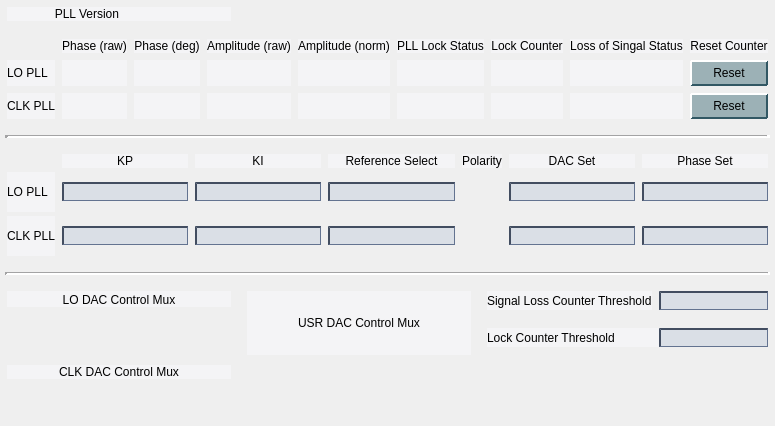
Before: the Qt Designer form new_look/pll.ui in cristinasewell/ATCA_PyDM_Screens, drawn with Qt 5.
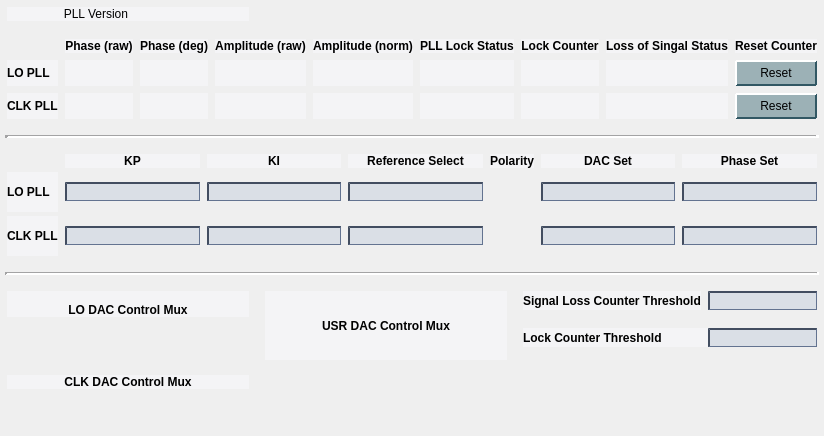
After: the same form once the commit is applied. Custom widgets are drawn as their Qt base class.

```diff
--- a/new_look/pll.ui
+++ b/new_look/pll.ui
@@ -7,7 +7,7 @@
     <x>0</x>
     <y>0</y>
     <width>733</width>
-    <height>408</height>
+    <height>436</height>
    </rect>
   </property>
   <property name="windowTitle">
@@ -263,6 +263,12 @@
      </property>
      <item>
       <widget class="QLabel" name="label_23">
+       <property name="font">
+        <font>
+         <weight>75</weight>
+         <bold>true</bold>
+        </font>
+       </property>
        <property name="text">
         <string>CLK DAC Control Mux</string>
        </property>
@@ -335,6 +341,12 @@
      </property>
      <item>
       <widget class="QLabel" name="label_25">
+       <property name="font">
+        <font>
+         <weight>75</weight>
+         <bold>true</bold>
+        </font>
+       </property>
        <property name="text">
         <string>Lock Counter Threshold</string>
        </property>
@@ -351,6 +363,9 @@
        <property name="toolTip">
         <string/>
        </property>
+       <property name="alignment">
+        <set>Qt::AlignCenter</set>
+       </property>
        <property name="channel" stdset="0">
         <string>ca://${DEVICE}:LOSS_THRESHOLD</string>
        </property>
@@ -393,6 +408,12 @@
      </item>
      <item row="1" column="0">
       <widget class="QLabel" name="label_16">
+       <property name="font">
+        <font>
+         <weight>75</weight>
+         <bold>true</bold>
+        </font>
+       </property>
        <property name="text">
         <string>LO PLL</string>
        </property>
@@ -449,6 +470,9 @@
        <property name="toolTip">
         <string/>
        </property>
+       <property name="alignment">
+        <set>Qt::AlignCenter</set>
+       </property>
        <property name="channel" stdset="0">
         <string>ca://${DEVICE}:LO_KI</string>
        </property>
@@ -456,6 +480,12 @@
      </item>
      <item row="2" column="0">
       <widget class="QLabel" name="label_17">
+       <property name="font">
+        <font>
+         <weight>75</weight>
+         <bold>true</bold>
+        </font>
+       </property>
        <property name="text">
         <string>CLK PLL</string>
        </property>
@@ -463,6 +493,12 @@
      </item>
      <item row="0" column="4">
       <widget class="QLabel" name="label_19">
+       <property name="font">
+        <font>
+         <weight>75</weight>
+         <bold>true</bold>
+        </font>
+       </property>
        <property name="text">
         <string>Polarity</string>
        </property>
@@ -499,6 +535,12 @@
      </item>
      <item row="0" column="3">
       <widget class="QLabel" name="label_18">
+       <property name="font">
+        <font>
+         <weight>75</weight>
+         <bold>true</bold>
+        </font>
+       </property>
        <property name="text">
         <string>Reference Select</string>
        </property>
@@ -509,6 +551,12 @@
      </item>
      <item row="0" column="5">
       <widget class="QLabel" name="label_20">
+       <property name="font">
+        <font>
+         <weight>75</weight>
+         <bold>true</bold>
+        </font>
+       </property>
        <property name="text">
         <string>DAC Set</string>
        </property>
@@ -545,6 +593,12 @@
      </item>
      <item row="0" column="6">
       <widget class="QLabel" name="label_21">
+       <property name="font">
+        <font>
+         <weight>75</weight>
+         <bold>true</bold>
+        </font>
+       </property>
        <property name="text">
         <string>Phase Set</string>
        </property>
@@ -558,6 +612,9 @@
        <property name="toolTip">
         <string/>
        </property>
+       <property name="alignment">
+        <set>Qt::AlignCenter</set>
+       </property>
        <property name="channel" stdset="0">
         <string>ca://${DEVICE}:CLOCK_KI</string>
        </property>
@@ -627,6 +684,9 @@
        <property name="toolTip">
         <string/>
        </property>
+       <property name="alignment">
+        <set>Qt::AlignCenter</set>
+       </property>
        <property name="channel" stdset="0">
         <string>ca://${DEVICE}:CLOCK_KP</string>
        </property>
@@ -637,6 +697,9 @@
        <property name="toolTip">
         <string/>
        </property>
+       <property name="alignment">
+        <set>Qt::AlignCenter</set>
+       </property>
        <property name="channel" stdset="0">
         <string>ca://${DEVICE}:LO_KP</string>
        </property>
@@ -644,6 +707,12 @@
      </item>
      <item row="0" column="1">
       <widget class="QLabel" name="label_12">
+       <property name="font">
+        <font>
+         <weight>75</weight>
+         <bold>true</bold>
+        </font>
+       </property>
        <property name="text">
         <string>KP</string>
        </property>
@@ -654,6 +723,12 @@
      </item>
      <item row="0" column="2">
       <widget class="QLabel" name="label_13">
+       <property name="font">
+        <font>
+         <weight>75</weight>
+         <bold>true</bold>
+        </font>
+       </property>
        <property name="text">
         <string>KI</string>
        </property>
@@ -683,6 +758,12 @@
      </property>
      <item row="0" column="1">
       <widget class="QLabel" name="label_2">
+       <property name="font">
+        <font>
+         <weight>75</weight>
+         <bold>true</bold>
+        </font>
+       </property>
        <property name="text">
         <string>Phase (raw)</string>
        </property>
@@ -693,6 +774,12 @@
      </item>
      <item row="0" column="2">
       <widget class="QLabel" name="label_3">
+       <property name="font">
+        <font>
+         <weight>75</weight>
+         <bold>true</bold>
+        </font>
+       </property>
        <property name="text">
         <string>Phase (deg)</string>
        </property>
@@ -703,6 +790,12 @@
      </item>
      <item row="0" column="3">
       <widget class="QLabel" name="label_4">
+       <property name="font">
+        <font>
+         <weight>75</weight>
+         <bold>true</bold>
+        </font>
+       </property>
        <property name="text">
         <string>Amplitude (raw)</string>
        </property>
@@ -713,6 +806,12 @@
      </item>
      <item row="0" column="4">
       <widget class="QLabel" name="label_5">
+       <property name="font">
+        <font>
+         <weight>75</weight>
+         <bold>true</bold>
+        </font>
+       </property>
        <property name="text">
         <string>Amplitude (norm)</string>
        </property>
@@ -723,6 +822,12 @@
      </item>
      <item row="0" column="5">
       <widget class="QLabel" name="label_6">
+       <property name="font">
+        <font>
+         <weight>75</weight>
+         <bold>true</bold>
+        </font>
+       </property>
        <property name="text">
         <string>PLL Lock Status</string>
        </property>
@@ -733,6 +838,12 @@
      </item>
      <item row="0" column="6">
       <widget class="QLabel" name="label_7">
+       <property name="font">
+        <font>
+         <weight>75</weight>
+         <bold>true</bold>
+        </font>
+       </property>
        <property name="text">
         <string>Lock Counter</string>
        </property>
@@ -743,6 +854,12 @@
      </item>
      <item row="0" column="7">
       <widget class="QLabel" name="label_8">
+       <property name="font">
+        <font>
+         <weight>75</weight>
+         <bold>true</bold>
+        </font>
+       </property>
        <property name="text">
         <string>Loss of Singal Status</string>
        </property>
@@ -753,6 +870,12 @@
      </item>
      <item row="0" column="8">
       <widget class="QLabel" name="label_11">
+       <property name="font">
+        <font>
+         <weight>75</weight>
+         <bold>true</bold>
+        </font>
+       </property>
        <property name="text">
         <string>Reset Counter</string>
        </property>
@@ -763,6 +886,12 @@
      </item>
      <item row="1" column="0">
       <widget class="QLabel" name="label_9">
+       <property name="font">
+        <font>
+         <weight>75</weight>
+         <bold>true</bold>
+        </font>
+       </property>
        <property name="text">
         <string>LO PLL</string>
        </property>
@@ -889,6 +1018,12 @@
      </item>
      <item row="2" column="0">
       <widget class="QLabel" name="label_10">
+       <property name="font">
+        <font>
+         <weight>75</weight>
+         <bold>true</bold>
+        </font>
+       </property>
        <property name="text">
         <string>CLK PLL</string>
        </property>
@@ -1031,6 +1166,12 @@
      </property>
      <item>
       <widget class="QLabel" name="label_22">
+       <property name="font">
+        <font>
+         <weight>75</weight>
+         <bold>true</bold>
+        </font>
+       </property>
        <property name="text">
         <string>LO DAC Control Mux</string>
        </property>
@@ -1103,6 +1244,12 @@
      </property>
      <item>
       <widget class="QLabel" name="label_24">
+       <property name="font">
+        <font>
+         <weight>75</weight>
+         <bold>true</bold>
+        </font>
+       </property>
        <property name="text">
         <string>USR DAC Control Mux</string>
        </property>
@@ -1166,6 +1313,12 @@
      </property>
      <item>
       <widget class="QLabel" name="label_26">
+       <property name="font">
+        <font>
+         <weight>75</weight>
+         <bold>true</bold>
+        </font>
+       </property>
        <property name="text">
         <string>Signal Loss Counter Threshold</string>
        </property>
@@ -1182,6 +1335,9 @@
        <property name="toolTip">
         <string/>
        </property>
+       <property name="alignment">
+        <set>Qt::AlignCenter</set>
+       </property>
        <property name="channel" stdset="0">
         <string>ca://${DEVICE}:LOCK_THRESHOLD</string>
        </property>
```
